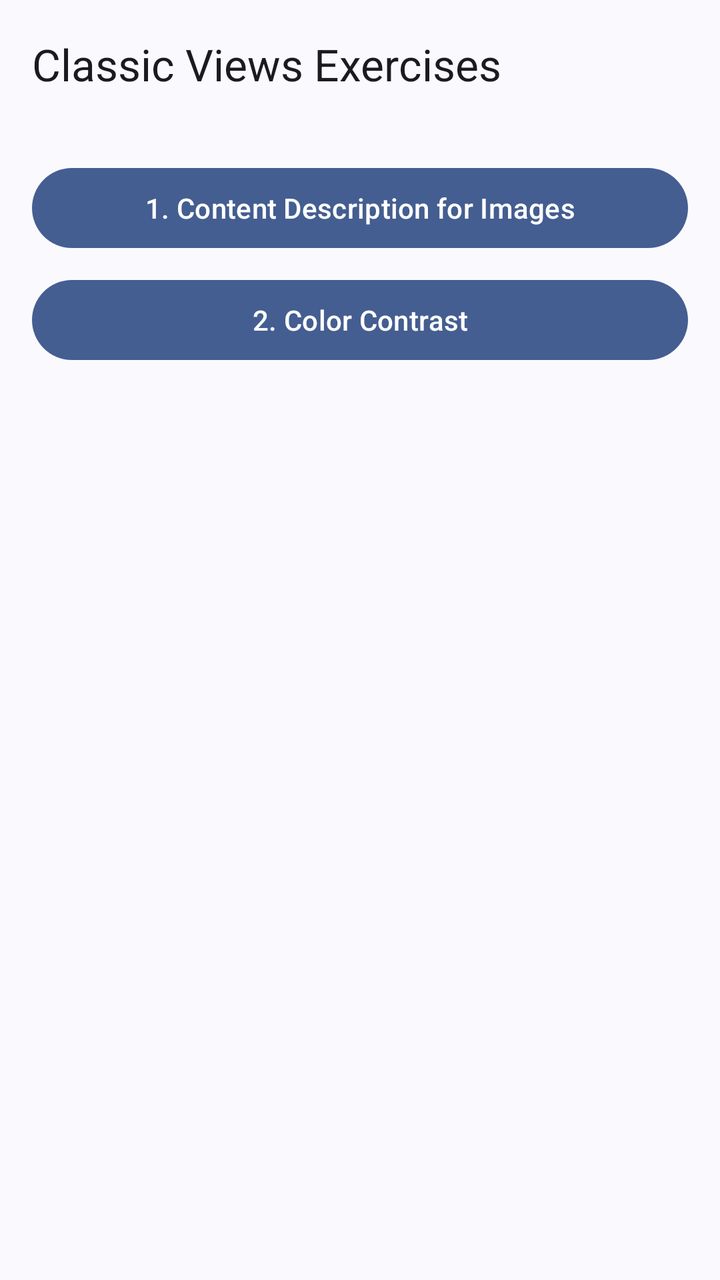
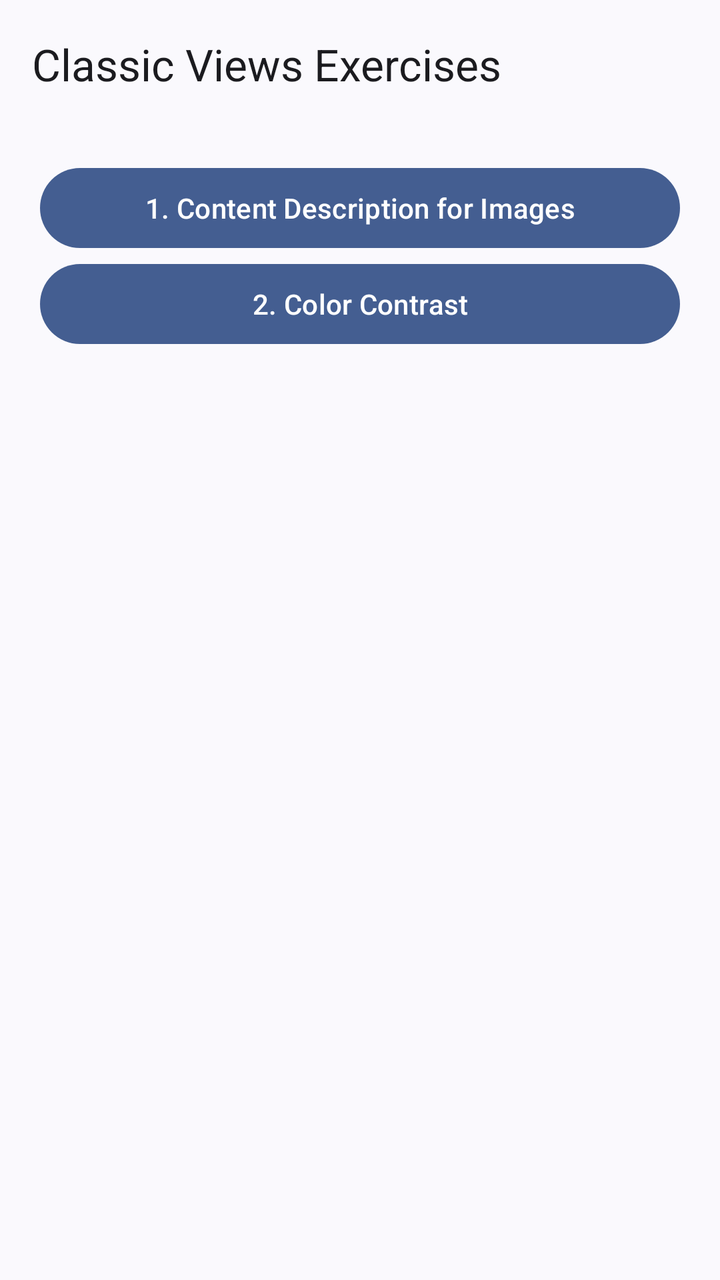

Before-and-after screenshots of an Android layout around one commit, followed by the original layout XML and the change that was made.
<!-- AndroidManifest.xml: application theme Theme.AccessibilityExpert -->
<!-- res/layout/activity_classic_views.xml -->
<?xml version="1.0" encoding="utf-8"?>
<androidx.coordinatorlayout.widget.CoordinatorLayout xmlns:android="http://schemas.android.com/apk/res/android"
    xmlns:app="http://schemas.android.com/apk/res-auto"
    xmlns:tools="http://schemas.android.com/tools"
    android:layout_width="match_parent"
    android:layout_height="match_parent"
    android:fitsSystemWindows="true"
    tools:context=".classic.ClassicViewsActivity">

    <com.google.android.material.appbar.AppBarLayout
        android:layout_width="match_parent"
        android:layout_height="wrap_content">

        <androidx.appcompat.widget.Toolbar
            android:id="@+id/toolbar"
            android:layout_width="match_parent"
            android:layout_height="?attr/actionBarSize"
            app:title="@string/classic_views_title"/>

    </com.google.android.material.appbar.AppBarLayout>

    <androidx.core.widget.NestedScrollView
        android:layout_width="match_parent"
        android:layout_height="match_parent"
        app:layout_behavior="@string/appbar_scrolling_view_behavior">

        <LinearLayout
            android:layout_width="match_parent"
            android:layout_height="wrap_content"
            android:orientation="vertical"
            android:padding="16dp">

            <Button
                android:id="@+id/btn_exercise1"
                android:layout_width="match_parent"
                android:layout_height="wrap_content"
                android:layout_marginBottom="8dp"
                android:text="@string/exercise1_title" />

            <Button
                android:id="@+id/btn_exercise2"
                android:layout_width="match_parent"
                android:layout_height="wrap_content"
                android:layout_marginBottom="8dp"
                android:text="@string/exercise2_title" />

            

        </LinearLayout>
    </androidx.core.widget.NestedScrollView>

</androidx.coordinatorlayout.widget.CoordinatorLayout>
<!-- resources referenced by this layout -->
<resources>
  <string name="classic_views_title">Classic Views Exercises</string>
  <string name="exercise1_title">1. Content Description for Images</string>
  <string name="exercise2_title">2. Color Contrast</string>
  <style name="Theme.AccessibilityExpert" parent="Theme.Material3.DynamicColors.DayNight.NoActionBar" />
</resources>

<!-- the commit's change to res/layout/activity_classic_views.xml (unified diff, before → after) -->
@@ -24,29 +24,36 @@
         android:layout_height="match_parent"
         app:layout_behavior="@string/appbar_scrolling_view_behavior">
 
-        <LinearLayout
+        <androidx.constraintlayout.widget.ConstraintLayout
             android:layout_width="match_parent"
             android:layout_height="wrap_content"
-            android:orientation="vertical"
             android:padding="16dp">
 
             <Button
                 android:id="@+id/btn_exercise1"
-                android:layout_width="match_parent"
+                android:layout_width="0dp"
                 android:layout_height="wrap_content"
                 android:layout_marginBottom="8dp"
-                android:text="@string/exercise1_title" />
+                android:text="@string/exercise1_title"
+                app:layout_constraintTop_toTopOf="parent"
+                app:layout_constraintStart_toStartOf="parent"
+                app:layout_constraintEnd_toEndOf="parent"
+                app:layout_constraintWidth_max="320dp" />
 
             <Button
                 android:id="@+id/btn_exercise2"
-                android:layout_width="match_parent"
+                android:layout_width="0dp"
                 android:layout_height="wrap_content"
                 android:layout_marginBottom="8dp"
-                android:text="@string/exercise2_title" />
+                android:text="@string/exercise2_title"
+                app:layout_constraintTop_toBottomOf="@id/btn_exercise1"
+                app:layout_constraintStart_toStartOf="parent"
+                app:layout_constraintEnd_toEndOf="parent"
+                app:layout_constraintWidth_max="320dp" />
 
             
 
-        </LinearLayout>
+        </androidx.constraintlayout.widget.ConstraintLayout>
     </androidx.core.widget.NestedScrollView>
 
 </androidx.coordinatorlayout.widget.CoordinatorLayout>
